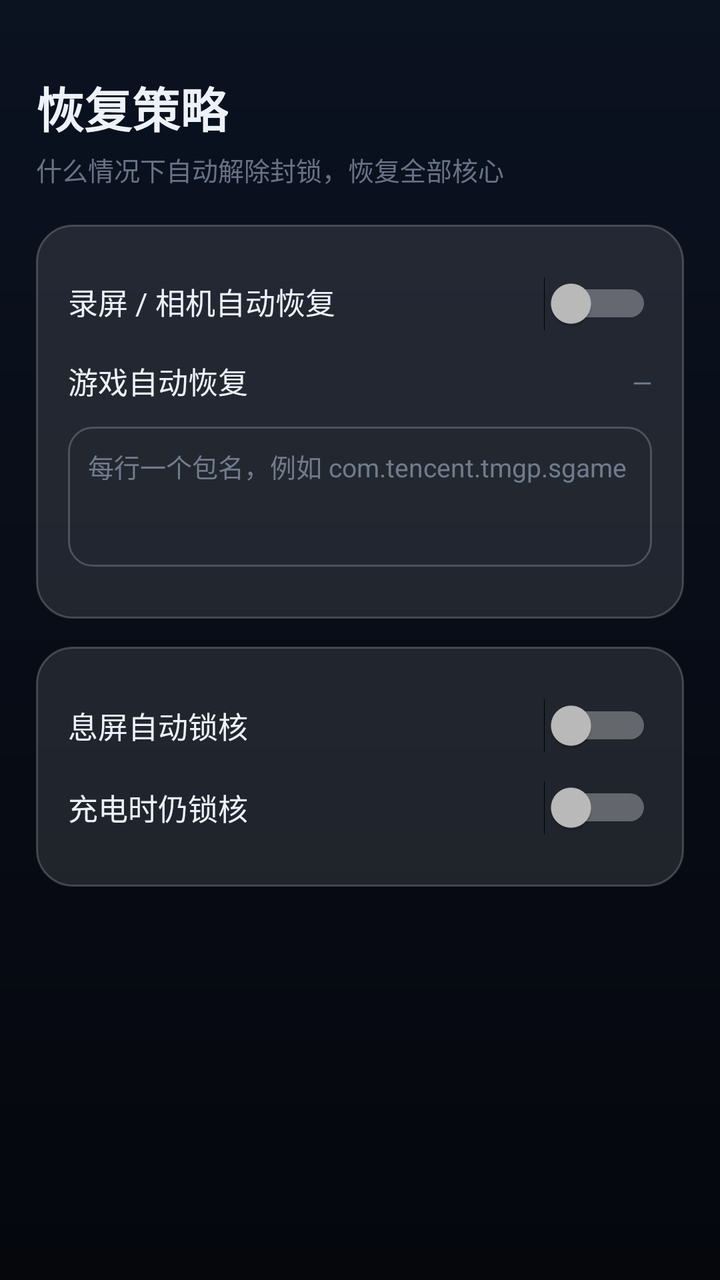
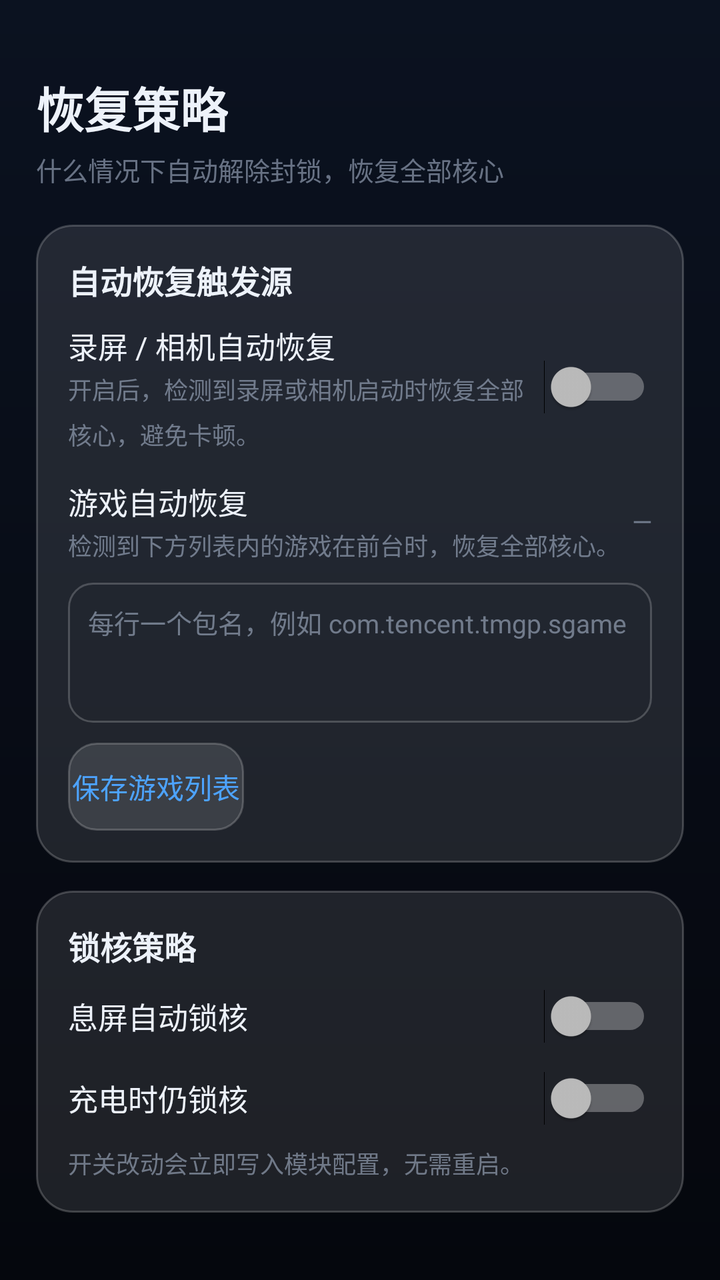

Screens rendered from an Android XML layout before and after an edit, with the pre-edit source and the edit as a unified diff.
<!-- AndroidManifest.xml: application theme AppTheme -->
<!-- res/layout/fragment_strategy.xml -->
<?xml version="1.0" encoding="utf-8"?>
<ScrollView xmlns:android="http://schemas.android.com/apk/res/android"
    android:layout_width="match_parent"
    android:layout_height="match_parent"
    android:fillViewport="true"
    android:scrollbars="none">

    <LinearLayout
        android:layout_width="match_parent"
        android:layout_height="wrap_content"
        android:orientation="vertical"
        android:paddingLeft="18dp"
        android:paddingRight="18dp"
        android:paddingTop="36dp"
        android:paddingBottom="18dp">

        
        <TextView
            android:layout_width="wrap_content"
            android:layout_height="wrap_content"
            android:text="恢复策略"
            android:textColor="@color/text_main"
            android:textSize="24sp"
            android:textStyle="bold" />

        <TextView
            android:layout_width="wrap_content"
            android:layout_height="wrap_content"
            android:layout_marginTop="4dp"
            android:text="什么情况下自动解除封锁，恢复全部核心"
            android:textColor="@color/text_sub"
            android:textSize="13sp" />

        
        <LinearLayout
            android:layout_width="match_parent"
            android:layout_height="wrap_content"
            android:layout_marginTop="18dp"
            android:background="@drawable/bg_glass_card"
            android:orientation="vertical"
            android:padding="16dp">

            <TextView
                style="@style/SectionTitle"
                android:text="自动恢复触发源" />

            <LinearLayout
                android:layout_width="match_parent"
                android:layout_height="wrap_content"
                android:layout_marginTop="10dp"
                android:gravity="center_vertical"
                android:orientation="horizontal">

                <LinearLayout
                    android:layout_width="0dp"
                    android:layout_height="wrap_content"
                    android:layout_weight="1"
                    android:orientation="vertical">

                    <TextView
                        android:layout_width="wrap_content"
                        android:layout_height="wrap_content"
                        android:text="录屏 / 相机自动恢复"
                        android:textColor="@color/text_main"
                        android:textSize="15sp" />

                    <TextView
                        android:id="@+id/txt_capture_hint"
                        style="@style/BodyText"
                        android:layout_marginTop="2dp"
                        android:textSize="12sp"
                        android:text="开启后，检测到录屏或相机启动时恢复全部核心，避免卡顿。" />
                </LinearLayout>

                <Switch
                    android:id="@+id/sw_capture"
                    android:layout_width="wrap_content"
                    android:layout_height="wrap_content" />
            </LinearLayout>

            <LinearLayout
                android:layout_width="match_parent"
                android:layout_height="wrap_content"
                android:layout_marginTop="14dp"
                android:gravity="center_vertical"
                android:orientation="horizontal">

                <LinearLayout
                    android:layout_width="0dp"
                    android:layout_height="wrap_content"
                    android:layout_weight="1"
                    android:orientation="vertical">

                    <TextView
                        android:layout_width="wrap_content"
                        android:layout_height="wrap_content"
                        android:text="游戏自动恢复"
                        android:textColor="@color/text_main"
                        android:textSize="15sp" />

                    <TextView
                        android:id="@+id/txt_game_hint"
                        style="@style/BodyText"
                        android:layout_marginTop="2dp"
                        android:textSize="12sp"
                        android:text="检测到下方列表内的游戏在前台时，恢复全部核心。" />
                </LinearLayout>

                <TextView
                    android:id="@+id/txt_game_count"
                    android:layout_width="wrap_content"
                    android:layout_height="wrap_content"
                    android:text="—"
                    android:textColor="@color/text_sub"
                    android:textSize="13sp" />
            </LinearLayout>

            <EditText
                android:id="@+id/et_packages"
                android:layout_width="match_parent"
                android:layout_height="wrap_content"
                android:layout_marginTop="10dp"
                android:background="@drawable/bg_input"
                android:gravity="top"
                android:inputType="textMultiLine"
                android:minLines="3"
                android:padding="10dp"
                android:textColor="@color/text_main"
                android:textSize="13sp"
                android:hint="每行一个包名，例如 com.tencent.tmgp.sgame"
                android:textColorHint="@color/text_sub" />

            <Button
                android:id="@+id/btn_save_packages"
                style="@style/BtnGhost"
                android:layout_marginTop="10dp"
                android:text="保存游戏列表" />
        </LinearLayout>

        
        <LinearLayout
            android:layout_width="match_parent"
            android:layout_height="wrap_content"
            android:layout_marginTop="14dp"
            android:background="@drawable/bg_glass_card"
            android:orientation="vertical"
            android:padding="16dp">

            <TextView
                style="@style/SectionTitle"
                android:text="锁核策略" />

            <LinearLayout
                android:layout_width="match_parent"
                android:layout_height="wrap_content"
                android:layout_marginTop="10dp"
                android:gravity="center_vertical"
                android:orientation="horizontal">

                <TextView
                    android:layout_width="0dp"
                    android:layout_height="wrap_content"
                    android:layout_weight="1"
                    android:text="息屏自动锁核"
                    android:textColor="@color/text_main"
                    android:textSize="15sp" />

                <Switch
                    android:id="@+id/sw_screen_off"
                    android:layout_width="wrap_content"
                    android:layout_height="wrap_content" />
            </LinearLayout>

            <LinearLayout
                android:layout_width="match_parent"
                android:layout_height="wrap_content"
                android:layout_marginTop="14dp"
                android:gravity="center_vertical"
                android:orientation="horizontal">

                <TextView
                    android:layout_width="0dp"
                    android:layout_height="wrap_content"
                    android:layout_weight="1"
                    android:text="充电时仍锁核"
                    android:textColor="@color/text_main"
                    android:textSize="15sp" />

                <Switch
                    android:id="@+id/sw_charge"
                    android:layout_width="wrap_content"
                    android:layout_height="wrap_content" />
            </LinearLayout>

            <TextView
                android:id="@+id/txt_save_hint"
                style="@style/BodyText"
                android:layout_marginTop="10dp"
                android:textSize="12sp"
                android:text="开关改动会立即写入模块配置，无需重启。" />
        </LinearLayout>

    </LinearLayout>
</ScrollView>
<!-- resources referenced by this layout -->
<resources>
  <color name="text_main">#FFEDF2FA</color>
  <color name="text_sub">#99A7B4C9</color>
  <!-- drawable bg_glass_card (drawable) -->
  <?xml version="1.0" encoding="utf-8"?>
  <shape xmlns:android="http://schemas.android.com/apk/res/android"
      android:shape="rectangle">
      <solid android:color="@color/card_bg" />
      <corners android:radius="18dp" />
      <stroke
          android:width="1dp"
          android:color="@color/glass_stroke" />
  </shape>
  <!-- drawable bg_input (drawable) -->
  <?xml version="1.0" encoding="utf-8"?>
  <shape xmlns:android="http://schemas.android.com/apk/res/android"
      android:shape="rectangle">
      <solid android:color="@android:color/transparent" />
      <corners android:radius="12dp" />
      <stroke
          android:width="1dp"
          android:color="@color/glass_stroke" />
  </shape>
  <style name="BodyText">
          <item name="android:textColor">@color/text_sub</item>
          <item name="android:textSize">13sp</item>
          <item name="android:lineSpacingMultiplier">1.3</item>
      </style>
  <style name="BtnGhost">
          <item name="android:background">@drawable/bg_btn_ghost</item>
          <item name="android:textColor">@color/accent</item>
          <item name="android:textSize">14sp</item>
          <item name="android:textAllCaps">false</item>
          <item name="android:minHeight">44dp</item>
          <item name="android:stateListAnimator">@null</item>
      </style>
  <style name="SectionTitle">
          <item name="android:textColor">@color/text_main</item>
          <item name="android:textSize">16sp</item>
          <item name="android:textStyle">bold</item>
      </style>
  <style name="AppTheme" parent="Theme.AppCompat.NoActionBar">
          <item name="android:windowBackground">@drawable/bg_gradient</item>
          <item name="android:statusBarColor">@android:color/transparent</item>
          <item name="android:navigationBarColor">@android:color/transparent</item>
          <item name="android:windowLightStatusBar">false</item>
          <item name="colorAccent">@color/accent</item>
          <item name="colorPrimary">@color/accent</item>
          <item name="colorPrimaryDark">@color/bg_bottom</item>
      </style>
  <color name="card_bg">#1AFFFFFF</color>
  <color name="glass_stroke">#33FFFFFF</color>
  <!-- drawable bg_btn_ghost (drawable) -->
  <?xml version="1.0" encoding="utf-8"?>
  <shape xmlns:android="http://schemas.android.com/apk/res/android"
      android:shape="rectangle">
      <solid android:color="#1FFFFFFF" />
      <corners android:radius="14dp" />
      <stroke
          android:width="1dp"
          android:color="@color/glass_stroke" />
  </shape>
  <color name="accent">#FF4DA3FF</color>
  <!-- drawable bg_gradient (drawable) -->
  <?xml version="1.0" encoding="utf-8"?>
  <shape xmlns:android="http://schemas.android.com/apk/res/android"
      android:shape="rectangle">
      <gradient
          android:angle="270"
          android:startColor="@color/bg_top"
          android:endColor="@color/bg_bottom"
          android:type="linear" />
  </shape>
  <color name="bg_bottom">#FF05070D</color>
  <color name="bg_top">#FF0B1220</color>
</resources>

<!-- the commit's change to res/layout/fragment_strategy.xml (unified diff, before → after) -->
@@ -42,6 +42,8 @@
 
             <TextView
                 style="@style/SectionTitle"
+                android:layout_width="wrap_content"
+                android:layout_height="wrap_content"
                 android:text="自动恢复触发源" />
 
             <LinearLayout
@@ -69,6 +71,8 @@
                         style="@style/BodyText"
                         android:layout_marginTop="2dp"
                         android:textSize="12sp"
+                        android:layout_width="wrap_content"
+                        android:layout_height="wrap_content"
                         android:text="开启后，检测到录屏或相机启动时恢复全部核心，避免卡顿。" />
                 </LinearLayout>
 
@@ -103,6 +107,8 @@
                         style="@style/BodyText"
                         android:layout_marginTop="2dp"
                         android:textSize="12sp"
+                        android:layout_width="wrap_content"
+                        android:layout_height="wrap_content"
                         android:text="检测到下方列表内的游戏在前台时，恢复全部核心。" />
                 </LinearLayout>
 
@@ -134,6 +140,8 @@
                 android:id="@+id/btn_save_packages"
                 style="@style/BtnGhost"
                 android:layout_marginTop="10dp"
+                android:layout_width="wrap_content"
+                android:layout_height="wrap_content"
                 android:text="保存游戏列表" />
         </LinearLayout>
 
@@ -148,6 +156,8 @@
 
             <TextView
                 style="@style/SectionTitle"
+                android:layout_width="wrap_content"
+                android:layout_height="wrap_content"
                 android:text="锁核策略" />
 
             <LinearLayout
@@ -197,6 +207,8 @@
                 style="@style/BodyText"
                 android:layout_marginTop="10dp"
                 android:textSize="12sp"
+                android:layout_width="wrap_content"
+                android:layout_height="wrap_content"
                 android:text="开关改动会立即写入模块配置，无需重启。" />
         </LinearLayout>
 
